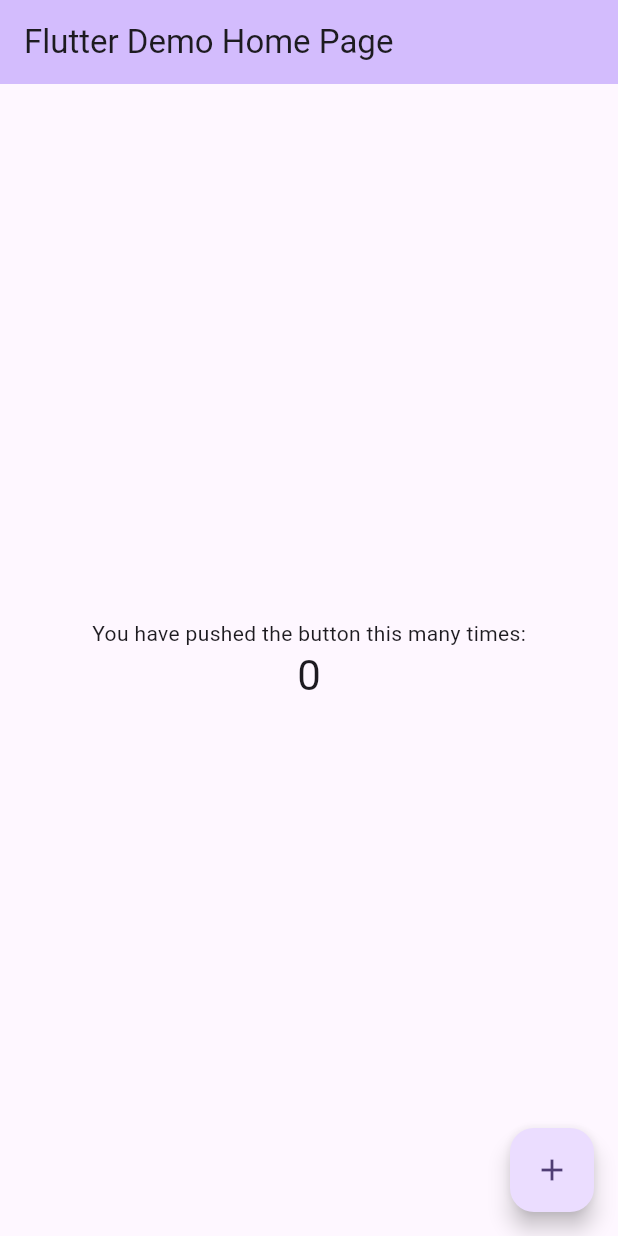
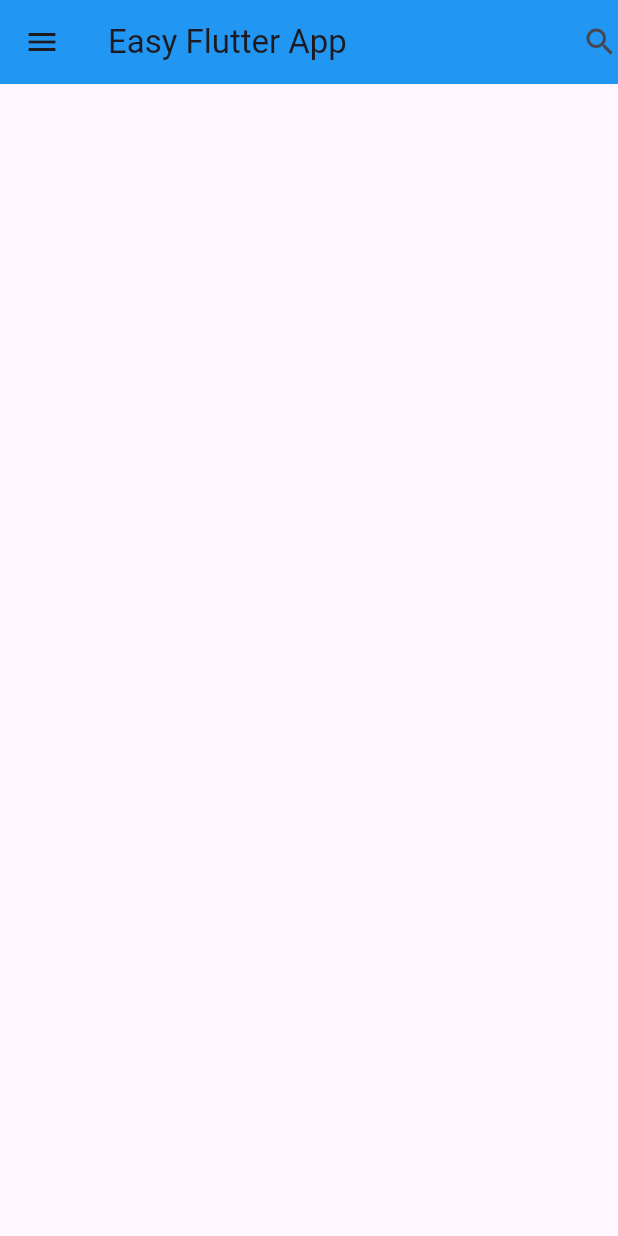
Before and after one commit to AroshanaDissanayaka/flutter_day01, a Flutter app: the screen it shows after launch, on a phone screen of 412 x 824 dp. Run offline on Flutter 3.47's test engine with Material 3 defaults, Android fonts, the phone set to English and light mode, and no system bars.

Commit message:
add to project title | background_color | home | Scafold widgets

```diff
--- a/lib/main.dart
+++ b/lib/main.dart
@@ -1,125 +1,27 @@
 import 'package:flutter/material.dart';
 
 void main() {
-  runApp(const MyApp());
+  runApp(Myapp());
 }
 
-class MyApp extends StatelessWidget {
-  const MyApp({super.key});
+class Myapp extends StatelessWidget {
+  const Myapp({super.key});
 
-  // This widget is the root of your application.
   @override
   Widget build(BuildContext context) {
     return MaterialApp(
-      title: 'Flutter Demo',
-      theme: ThemeData(
-        // This is the theme of your application.
-        //
-        // TRY THIS: Try running your application with "flutter run". You'll see
-        // the application has a purple toolbar. Then, without quitting the app,
-        // try changing the seedColor in the colorScheme below to Colors.green
-        // and then invoke "hot reload" (save your changes or press the "hot
-        // reload" button in a Flutter-supported IDE, or press "r" if you used
-        // the command line to start the app).
-        //
-        // Notice that the counter didn't reset back to zero; the application
-        // state is not lost during the reload. To reset the state, use hot
-        // restart instead.
-        //
-        // This works for code too, not just values: Most code changes can be
-        // tested with just a hot reload.
-        colorScheme: ColorScheme.fromSeed(seedColor: Colors.deepPurple),
-        useMaterial3: true,
+      debugShowCheckedModeBanner: false,
+      home: Scaffold(
+        appBar: AppBar(
+          title: Text("Easy Flutter App"),
+          backgroundColor: Colors.blue,
+          leading: Icon(Icons.menu),
+          actions: [
+            Icon(Icons.search),
+
+          ],
+        ),
       ),
-      home: const MyHomePage(title: 'Flutter Demo Home Page'),
     );
   }
 }
-
-class MyHomePage extends StatefulWidget {
-  const MyHomePage({super.key, required this.title});
-
-  // This widget is the home page of your application. It is stateful, meaning
-  // that it has a State object (defined below) that contains fields that affect
-  // how it looks.
-
-  // This class is the configuration for the state. It holds the values (in this
-  // case the title) provided by the parent (in this case the App widget) and
-  // used by the build method of the State. Fields in a Widget subclass are
-  // always marked "final".
-
-  final String title;
-
-  @override
-  State<MyHomePage> createState() => _MyHomePageState();
-}
-
-class _MyHomePageState extends State<MyHomePage> {
-  int _counter = 0;
-
-  void _incrementCounter() {
-    setState(() {
-      // This call to setState tells the Flutter framework that something has
-      // changed in this State, which causes it to rerun the build method below
-      // so that the display can reflect the updated values. If we changed
-      // _counter without calling setState(), then the build method would not be
-      // called again, and so nothing would appear to happen.
-      _counter++;
-    });
-  }
-
-  @override
-  Widget build(BuildContext context) {
-    // This method is rerun every time setState is called, for instance as done
-    // by the _incrementCounter method above.
-    //
-    // The Flutter framework has been optimized to make rerunning build methods
-    // fast, so that you can just rebuild anything that needs updating rather
-    // than having to individually change instances of widgets.
-    return Scaffold(
-      appBar: AppBar(
-        // TRY THIS: Try changing the color here to a specific color (to
-        // Colors.amber, perhaps?) and trigger a hot reload to see the AppBar
-        // change color while the other colors stay the same.
-        backgroundColor: Theme.of(context).colorScheme.inversePrimary,
-        // Here we take the value from the MyHomePage object that was created by
-        // the App.build method, and use it to set our appbar title.
-        title: Text(widget.title),
-      ),
-      body: Center(
-        // Center is a layout widget. It takes a single child and positions it
-        // in the middle of the parent.
-        child: Column(
-          // Column is also a layout widget. It takes a list of children and
-          // arranges them vertically. By default, it sizes itself to fit its
-          // children horizontally, and tries to be as tall as its parent.
-          //
-          // Column has various properties to control how it sizes itself and
-          // how it positions its children. Here we use mainAxisAlignment to
-          // center the children vertically; the main axis here is the vertical
-          // axis because Columns are vertical (the cross axis would be
-          // horizontal).
-          //
-          // TRY THIS: Invoke "debug painting" (choose the "Toggle Debug Paint"
-          // action in the IDE, or press "p" in the console), to see the
-          // wireframe for each widget.
-          mainAxisAlignment: MainAxisAlignment.center,
-          children: <Widget>[
-            const Text(
-              'You have pushed the button this many times:',
-            ),
-            Text(
-              '$_counter',
-              style: Theme.of(context).textTheme.headlineMedium,
-            ),
-          ],
-        ),
-      ),
-      floatingActionButton: FloatingActionButton(
-        onPressed: _incrementCounter,
-        tooltip: 'Increment',
-        child: const Icon(Icons.add),
-      ), // This trailing comma makes auto-formatting nicer for build methods.
-    );
-  }
-}
```
